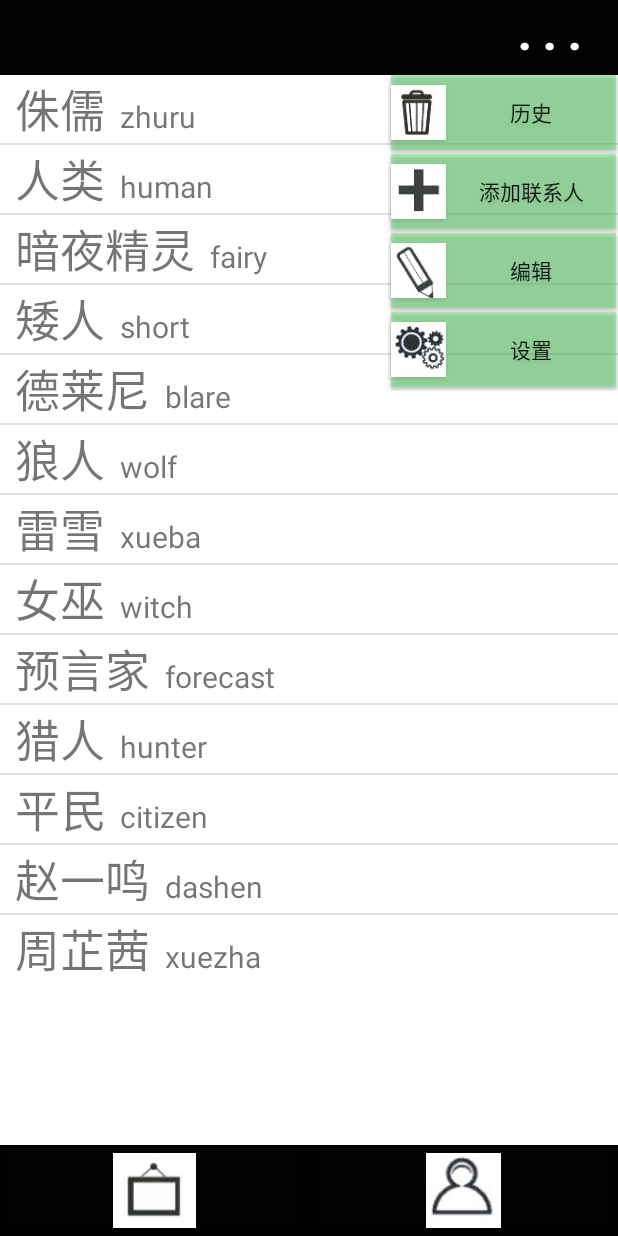
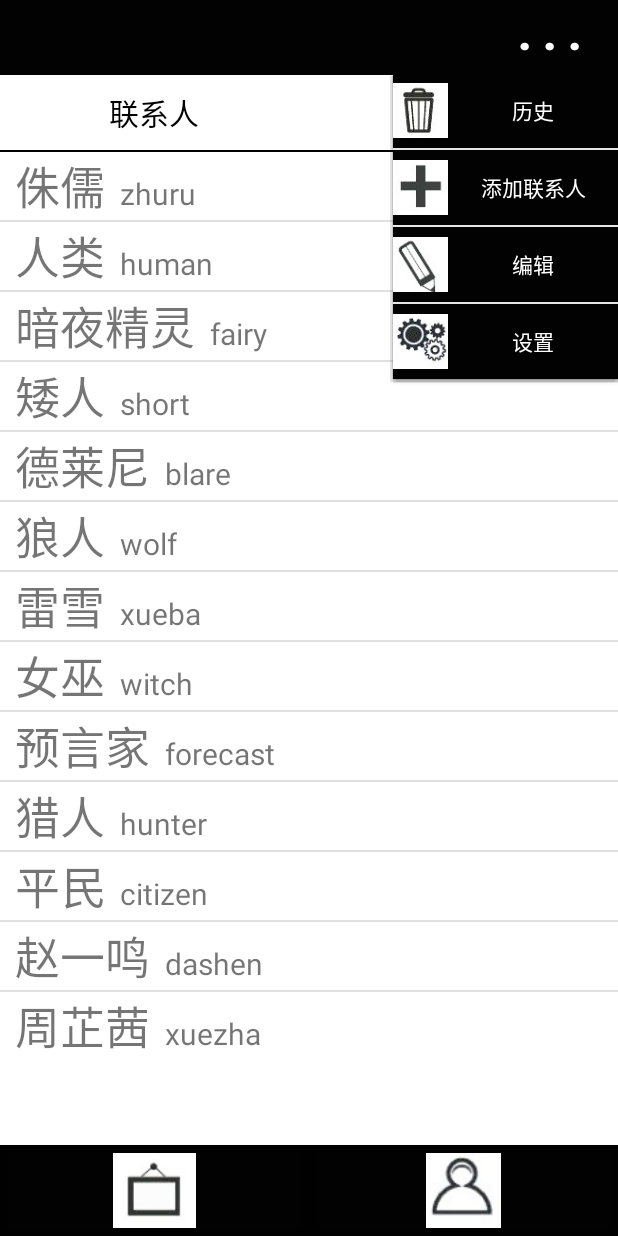
Before and after one commit to zzqCc/Memo, an Android app: the fragment FriendsFragment placed in its activity, after a tap on ". . .", on a phone screen of 412 x 824 dp. Run offline under Robolectric (Android 15) with nearby library versions, the phone set to English and light mode, and no system bars; 2 other taps on this screen came first.

Commit message:
complete ContactsGroup

```diff
--- /dev/null
+++ b/Memo/app/src/main/java/com/example/memo/ContactsGroup.java
@@ -0,0 +1,40 @@
+package com.example.memo;
+
+import android.content.Context;
+import android.util.AttributeSet;
+import android.view.LayoutInflater;
+import android.view.View;
+import android.widget.LinearLayout;
+import android.widget.TextView;
+
+import com.example.R;
+
+/**
+ * Created by 启琛 on 2016/4/27.
+ */
+public class ContactsGroup extends LinearLayout
+{
+    public ContactsGroup(Context context,AttributeSet attributeSet)
+    {
+        super(context, attributeSet);
+        LayoutInflater.from(context).inflate(R.layout.contacts_group, this);
+
+        final TextView textView=(TextView)findViewById(R.id.contacts);
+        final TextView textView1=(TextView)findViewById(R.id.groups);
+        textView.setTextColor(getResources().getColor(R.color.colorPrimary));
+        textView.setOnClickListener(new OnClickListener() {
+            @Override
+            public void onClick(View v) {
+                textView.setTextColor(getResources().getColor(R.color.colorPrimary));
+                textView1.setTextColor(getResources().getColor(R.color.SendWords));
+            }
+        });
+        textView1.setOnClickListener(new OnClickListener() {
+            @Override
+            public void onClick(View v) {
+                textView1.setTextColor(getResources().getColor(R.color.colorPrimary));
+                textView.setTextColor(getResources().getColor(R.color.SendWords));
+            }
+        });
+    }
+}
--- /dev/null
+++ b/Memo/app/src/main/res/drawable/button2_seletor.xml
@@ -0,0 +1,9 @@
+<?xml version="1.0" encoding="utf-8"?>
+<selector xmlns:android="http://schemas.android.com/apk/res/android">
+    <item android:state_pressed="false"
+        android:drawable="@color/text_unpress"
+        />
+    <item
+        android:state_pressed="true"
+        android:drawable="@color/press"/>
+</selector>
--- a/Memo/app/src/main/res/layout/activity_contact.xml
+++ b/Memo/app/src/main/res/layout/activity_contact.xml
@@ -1,7 +1,13 @@
 <?xml version="1.0" encoding="utf-8"?>
 <LinearLayout xmlns:android="http://schemas.android.com/apk/res/android"
+    android:orientation="vertical"
     android:layout_width="match_parent"
     android:layout_height="match_parent" >
+    <com.example.memo.ContactsGroup
+        android:layout_width="match_parent"
+        android:layout_height="wrap_content">
+
+    </com.example.memo.ContactsGroup>
     <ListView
         android:id="@+id/list_view"
         android:layout_width="match_parent"
--- /dev/null
+++ b/Memo/app/src/main/res/layout/contacts_group.xml
@@ -0,0 +1,26 @@
+<?xml version="1.0" encoding="utf-8"?>
+<LinearLayout xmlns:android="http://schemas.android.com/apk/res/android"
+    android:orientation="horizontal" android:layout_width="match_parent"
+    android:layout_height="wrap_content">
+    <TextView
+        android:id="@+id/contacts"
+        android:layout_width="0dp"
+        android:layout_height="50dp"
+        android:layout_weight="1"
+        android:text="联系人"
+        android:textSize="20sp"
+        android:gravity="center"
+        android:textColor="#010101"
+        android:background="@drawable/button2_seletor"/>
+    <TextView
+        android:id="@+id/groups"
+        android:layout_width="0dp"
+        android:layout_height="50dp"
+        android:layout_weight="1"
+        android:text="群组"
+        android:textSize="20sp"
+        android:gravity="center"
+        android:textColor="#010101"
+        android:background="@drawable/button2_seletor"/>
+
+</LinearLayout>
--- a/Memo/app/src/main/res/layout/fragment_friends.xml
+++ b/Memo/app/src/main/res/layout/fragment_friends.xml
@@ -2,7 +2,15 @@
     android:layout_width="match_parent"
     android:layout_height="match_parent"
     android:orientation="vertical" >
+    <com.example.memo.ContactsGroup
+        android:layout_width="match_parent"
+        android:layout_height="wrap_content">
 
+    </com.example.memo.ContactsGroup>
+    <ImageView
+        android:layout_width="match_parent"
+        android:layout_height="1dp"
+        android:background="#000000"/>
     <ListView
         android:id="@id/android:list"
         android:layout_width="fill_parent"
--- a/Memo/app/src/main/res/layout/option_item.xml
+++ b/Memo/app/src/main/res/layout/option_item.xml
@@ -2,8 +2,8 @@
 <LinearLayout xmlns:android="http://schemas.android.com/apk/res/android"
     android:layout_width="wrap_content"
     android:orientation="vertical"
-    android:layout_height="wrap_content"
-    >
+    android:layout_height="wrap_content">
+
 
     <Button
         android:layout_width="150dp"
@@ -12,10 +12,16 @@
         android:id="@+id/history_item"
         android:text="历史"
         android:drawableLeft="@mipmap/history"
-        android:background="#7b7ffa89"
-        android:layout_margin="1dp"/>
+        android:background="@drawable/button_seletor"
+        android:textColor="#ffffff"
 
+        />
 
+    <ImageView
+        android:layout_width="150dp"
+        android:layout_height="1dp"
+        android:background="#ffffff"
+        android:layout_gravity="right"/>
     <Button
         android:layout_width="150dp"
         android:layout_height="50dp"
@@ -23,10 +29,14 @@
         android:id="@+id/add_item"
         android:text="添加联系人"
         android:drawableLeft="@mipmap/add"
-        android:background="#7b7ffa89"
-        android:layout_margin="1dp"/>
-
-
+        android:background="@drawable/button_seletor"
+        android:textColor="#ffffff"
+        />
+    <ImageView
+        android:layout_width="150dp"
+        android:layout_height="1dp"
+        android:background="#ffffff"
+        android:layout_gravity="right"/>
 
     <Button
         android:layout_width="150dp"
@@ -35,10 +45,14 @@
         android:id="@+id/edit_item"
         android:text="编辑"
         android:drawableLeft="@mipmap/edit"
-        android:background="#7b7ffa89"
-        android:layout_margin="1dp"/>
-
-
+        android:background="@drawable/button_seletor"
+        android:textColor="#ffffff"
+        />
+    <ImageView
+        android:layout_width="150dp"
+        android:layout_height="1dp"
+        android:background="#ffffff"
+        android:layout_gravity="right"/>
 
     <Button
         android:layout_width="150dp"
@@ -47,8 +61,9 @@
         android:id="@+id/setting_item"
         android:text="设置"
         android:drawableLeft="@mipmap/setting"
-        android:background="#7b7ffa89"
-        android:layout_margin="1dp"
+        android:background="@drawable/button_seletor"
+        android:textColor="#ffffff"
+
         />
 
 
```
